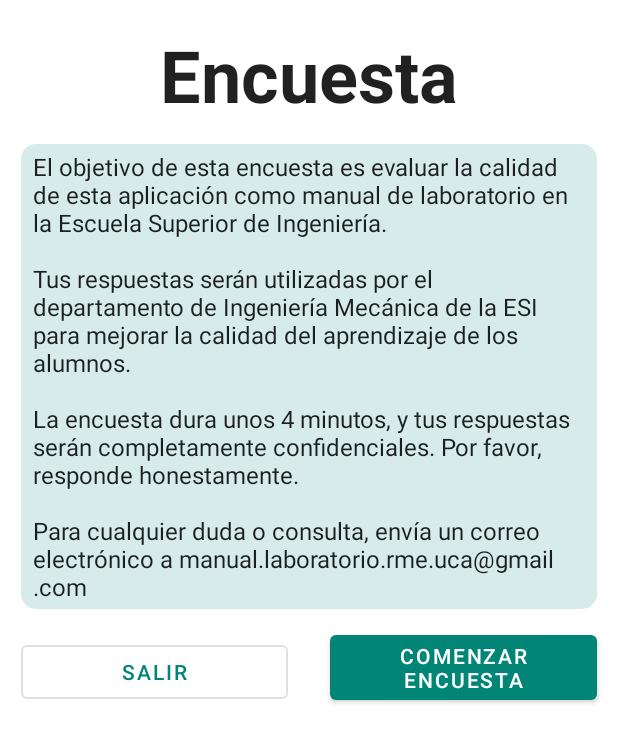
After one commit to GRsni/Lab-Manual, an Android app: the SurveyIntroFragment screen opened through its navigation route, on a phone screen of 412 x 824 dp. The commit adds this screen. Shown: the top 742 px of the screen. Run offline under Robolectric (Android 15) with nearby library versions, the phone set to English and light mode, and no system bars; our stand-ins replace Timber, data binding.

Commit message:
Start implementing survey fragments, intro and yes/no finished

```diff
--- a/app/build.gradle
+++ b/app/build.gradle
@@ -1,5 +1,6 @@
 apply plugin: 'com.android.application'
 apply plugin: 'kotlin-android'
+apply plugin: 'kotlin-parcelize'
 apply plugin: 'kotlin-kapt'
 apply plugin: "androidx.navigation.safeargs.kotlin"
 apply plugin: 'com.google.gms.google-services'
--- a/app/src/main/java/uca/esi/manual/screens/end/EndFragment.kt
+++ b/app/src/main/java/uca/esi/manual/screens/end/EndFragment.kt
@@ -44,6 +44,11 @@ class EndFragment : Fragment() {
             )
         }
 
+        binding.buttonNext.setOnClickListener {
+            NavHostFragment.findNavController(this).navigate(
+                EndFragmentDirections.actionEndFragmentToSurveyIntroFragment()
+            )
+        }
         return binding.root
     }
 }
--- a/app/src/main/java/uca/esi/manual/screens/examination/QuestionsFragment.kt
+++ b/app/src/main/java/uca/esi/manual/screens/examination/QuestionsFragment.kt
@@ -147,7 +147,7 @@ class QuestionsFragment : Fragment() {
             if (finished) {
                 NavHostFragment.findNavController(this).navigate(
                     QuestionsFragmentDirections.actionQuestionsFragmentToEndFragment(
-                        viewModel.allCorrect
+                        viewModel.correctAnswers.all { b -> b }
                     )
                 )
             }
--- a/app/src/main/java/uca/esi/manual/screens/examination/QuestionsViewModel.kt
+++ b/app/src/main/java/uca/esi/manual/screens/examination/QuestionsViewModel.kt
@@ -16,8 +16,6 @@ class QuestionsViewModel(var lab: BaseLab) : ViewModel() {
     val questionList: List<Question>
 
     var correctAnswers: BooleanArray
-
-    var allCorrect = true
 
     var counter = -1
 
@@ -89,9 +87,6 @@ class QuestionsViewModel(var lab: BaseLab) : ViewModel() {
         Timber.i("Checked answer $index is: ${_checkedAnswer.value}, correct is ${questionList[index].correctIndex}")
         if (_checkedAnswer.value != null) {
             correctAnswers[index] = _checkedAnswer.value == questionList[index].correctIndex
-            if (!correctAnswers[index]) {
-                allCorrect = false
-            }
         }
         // Reset the checkedAnswer index for the next question
         _checkedAnswer.value = -1
--- /dev/null
+++ b/app/src/main/java/uca/esi/manual/screens/survey/intro/SurveyIntroFragment.kt
@@ -0,0 +1,49 @@
+package uca.esi.manual.screens.survey.intro
+
+import android.os.Bundle
+import android.view.LayoutInflater
+import android.view.View
+import android.view.ViewGroup
+import androidx.databinding.DataBindingUtil
+import androidx.fragment.app.Fragment
+import androidx.navigation.fragment.NavHostFragment
+import uca.esi.manual.R
+import uca.esi.manual.databinding.SurveyIntroFragmentBinding
+import uca.esi.manual.models.Survey
+import java.util.*
+
+class SurveyIntroFragment : Fragment() {
+
+    private lateinit var binding: SurveyIntroFragmentBinding
+
+    override fun onCreateView(
+        inflater: LayoutInflater, container: ViewGroup?,
+        savedInstanceState: Bundle?
+    ): View {
+
+        binding = DataBindingUtil.inflate(
+            inflater,
+            R.layout.survey_intro_fragment,
+            container,
+            false
+        )
+
+        binding.buttonNext.setOnClickListener {
+            NavHostFragment.findNavController(this).navigate(
+                SurveyIntroFragmentDirections.actionSurveyIntroFragmentToDichotomicSurveyFragment(
+                    Survey(
+                        Date(), IntArray(5) { 0 }
+                    ))
+            )
+        }
+
+        binding.buttonExit.setOnClickListener {
+            NavHostFragment.findNavController(this).navigate(
+                SurveyIntroFragmentDirections.actionSurveyIntroFragmentToTitleFragment()
+            )
+        }
+
+        return binding.root
+    }
+
+}
--- a/app/src/main/java/uca/esi/manual/screens/title/AboutFragment.kt
+++ b/app/src/main/java/uca/esi/manual/screens/title/AboutFragment.kt
@@ -13,7 +13,7 @@ import uca.esi.manual.databinding.AboutFragmentBinding
 
 class AboutFragment : DialogFragment() {
 
-    private val recipient: String = "santiago.maspena@alum.uca.es"
+    private val recipient: String = "manual.laboratorio.rme.uca@gmail.com"
 
     override fun onCreateDialog(savedInstanceState: Bundle?): Dialog {
         val binding = AboutFragmentBinding.inflate(LayoutInflater.from(context))
--- a/app/src/main/res/layout/questions_fragment.xml
+++ b/app/src/main/res/layout/questions_fragment.xml
@@ -90,7 +90,7 @@
                 android:layout_height="wrap_content"
                 android:layout_marginHorizontal="14dp"
                 android:onClick="@{()->questionsViewModel.onButtonPress()}"
-                android:text="@string/boton_inicio"
+                android:text="@string/boton_comenzar"
                 app:layout_constraintBottom_toTopOf="@+id/imageView"
                 app:layout_constraintEnd_toEndOf="parent"
                 app:layout_constraintStart_toStartOf="parent"
--- /dev/null
+++ b/app/src/main/res/layout/survey_intro_fragment.xml
@@ -0,0 +1,86 @@
+<?xml version="1.0" encoding="utf-8"?>
+<layout xmlns:android="http://schemas.android.com/apk/res/android"
+    xmlns:app="http://schemas.android.com/apk/res-auto"
+    xmlns:tools="http://schemas.android.com/tools"
+    tools:context=".screens.survey.intro.SurveyIntroFragment">
+
+    <ScrollView
+        android:layout_width="match_parent"
+        android:layout_height="match_parent"
+        android:fillViewport="true">
+
+        <androidx.constraintlayout.widget.ConstraintLayout
+            android:layout_width="match_parent"
+            android:layout_height="wrap_content">
+
+            <TextView
+                android:id="@+id/titulo"
+                android:layout_width="wrap_content"
+                android:layout_height="wrap_content"
+                android:text="@string/titulo_encuesta"
+                android:textAppearance="@style/TextAppearance.AppCompat.Large"
+                android:textSize="48sp"
+                android:textStyle="bold"
+                app:layout_constraintBottom_toBottomOf="parent"
+                app:layout_constraintEnd_toEndOf="parent"
+                app:layout_constraintStart_toStartOf="parent"
+                app:layout_constraintTop_toTopOf="parent"
+                app:layout_constraintVertical_bias="0.023" />
+
+            <TextView
+                android:id="@+id/intro_text"
+                android:layout_width="match_parent"
+                android:layout_height="wrap_content"
+                android:layout_marginHorizontal="14dp"
+                android:background="?attr/textView_background"
+                android:paddingHorizontal="8dp"
+                android:paddingVertical="4dp"
+                android:text="@string/introduccion_encuesta"
+                android:textAppearance="@style/TextAppearance.AppCompat.Body1"
+                android:textSize="16sp"
+                app:layout_constraintBottom_toBottomOf="parent"
+                app:layout_constraintEnd_toEndOf="parent"
+                app:layout_constraintStart_toStartOf="parent"
+                app:layout_constraintTop_toBottomOf="@+id/titulo"
+                app:layout_constraintVertical_bias="0.032" />
+
+            <Button
+                android:id="@+id/buttonExit"
+                style="@style/Widget.MaterialComponents.Button.OutlinedButton"
+                android:layout_width="0dp"
+                android:layout_height="wrap_content"
+                android:layout_gravity="center"
+                android:layout_marginHorizontal="14dp"
+                android:text="@string/boton_salir"
+                app:layout_constraintBottom_toBottomOf="parent"
+                app:layout_constraintEnd_toStartOf="@+id/guideline10"
+                app:layout_constraintStart_toStartOf="parent"
+                app:layout_constraintTop_toBottomOf="@+id/intro_text"
+                app:layout_constraintVertical_bias="0.049" />
+
+            <Button
+                android:id="@+id/buttonNext"
+                style="@style/Widget.MaterialComponents.Button"
+                android:layout_width="0dp"
+                android:layout_height="wrap_content"
+                android:layout_gravity="center"
+                android:layout_marginHorizontal="14dp"
+                android:text="@string/boton_comenzar_encuesta"
+                app:layout_constraintBottom_toBottomOf="parent"
+                app:layout_constraintEnd_toEndOf="parent"
+                app:layout_constraintHorizontal_bias="0.481"
+                app:layout_constraintStart_toStartOf="@+id/guideline10"
+                app:layout_constraintTop_toBottomOf="@+id/intro_text"
+                app:layout_constraintVertical_bias="0.031" />
+
+            <androidx.constraintlayout.widget.Guideline
+                android:id="@+id/guideline10"
+                android:layout_width="wrap_content"
+                android:layout_height="wrap_content"
+                android:orientation="vertical"
+                app:layout_constraintGuide_percent="0.5" />
+
+        </androidx.constraintlayout.widget.ConstraintLayout>
+    </ScrollView>
+
+</layout>
--- a/app/src/main/res/layout/title_fragment.xml
+++ b/app/src/main/res/layout/title_fragment.xml
@@ -33,7 +33,7 @@
             android:layout_width="0dp"
             android:layout_height="160dp"
             android:layout_marginHorizontal="14dp"
-            android:text="@string/boton_inicio"
+            android:text="@string/boton_comenzar"
             android:textSize="30sp"
             app:layout_constraintBottom_toBottomOf="parent"
             app:layout_constraintEnd_toEndOf="parent"
--- a/app/src/main/res/navigation/main_navigation.xml
+++ b/app/src/main/res/navigation/main_navigation.xml
@@ -296,5 +296,52 @@
             app:popExitAnim="@anim/slide_out_left"
             app:popUpTo="@id/titleFragment"
             app:popUpToInclusive="true" />
+        <action
+            android:id="@+id/action_endFragment_to_surveyIntroFragment"
+            app:destination="@id/surveyIntroFragment"
+            app:enterAnim="@anim/slide_in_right"
+            app:exitAnim="@anim/slide_out_left"
+            app:popEnterAnim="@anim/slide_in_right"
+            app:popExitAnim="@anim/slide_out_left" />
+    </fragment>
+    <fragment
+        android:id="@+id/surveyIntroFragment"
+        android:name="uca.esi.manual.screens.survey.intro.SurveyIntroFragment"
+        android:label="survey_intro_fragment"
+        tools:layout="@layout/survey_intro_fragment">
+        <action
+            android:id="@+id/action_surveyIntroFragment_to_dichotomicSurveyFragment"
+            app:destination="@id/dichotomicSurveyFragment"
+            app:enterAnim="@anim/slide_in_right"
+            app:exitAnim="@anim/slide_out_left"
+            app:popEnterAnim="@anim/slide_in_right"
+            app:popExitAnim="@anim/slide_out_left" />
+        <action
+            android:id="@+id/action_surveyIntroFragment_to_titleFragment"
+            app:destination="@id/titleFragment"
+            app:enterAnim="@anim/slide_in_right"
+            app:exitAnim="@anim/slide_out_left"
+            app:popEnterAnim="@anim/slide_in_right"
+            app:popExitAnim="@anim/slide_out_left"
+            app:popUpTo="@id/titleFragment"
+            app:popUpToInclusive="true" />
+    </fragment>
+    <fragment
+        android:id="@+id/dichotomicSurveyFragment"
+        android:name="uca.esi.manual.screens.survey.dichotomic.DichotomicSurveyFragment"
+        android:label="dichotomic_survey_fragment"
+        tools:layout="@layout/dichotomic_survey_fragment">
+        <argument
+            android:name="survey"
+            app:argType="uca.esi.manual.models.Survey" />
+        <action
+            android:id="@+id/action_dichotomicSurveyFragment_to_titleFragment"
+            app:destination="@id/titleFragment"
+            app:enterAnim="@anim/slide_in_right"
+            app:exitAnim="@anim/slide_out_left"
+            app:popEnterAnim="@anim/slide_in_right"
+            app:popExitAnim="@anim/slide_out_left"
+            app:popUpTo="@id/titleFragment"
+            app:popUpToInclusive="true" />
     </fragment>
 </navigation>
--- a/app/src/main/res/values/strings.xml
+++ b/app/src/main/res/values/strings.xml
@@ -7,7 +7,7 @@
 
     <string name="text_acerca_de">Esta aplicación ha sido desarrollada por Santiago J. Mas Peña,
         para uso como manual de laboratorio, para la asignatura de Resistencia de Materiales y Estructuras.
-        Para cualquier duda o consulta, enviar un correo a santiago.maspena@alum.uca.es.</string>
+        Para cualquier duda o consulta, enviar un correo a manual.laboratorio.rme.uca@gmail.com.</string>
 
     <string name="identificador_uca">Identificador UCA</string>
     <string name="clave_uca">Clave</string>
@@ -53,6 +53,7 @@
     <string name="titulo_fin">Final del manual</string>
     <string name="guion">- %1$s</string>
     <string name="datos_correctos">Datos correctos</string>
+    <string name="titulo_encuesta">Encuesta</string>
 
     <string name="error_lectura_firebase">Error a leer la base de datos</string>
     <string name="error_datos_alumno_vacios">Debes introducir el identicador y la clave de acceso</string>
@@ -69,7 +70,7 @@
     <string name="error_materiales_vacios">Tienes que seleccionar los materiales necesarios para la práctica</string>
     <string name="error_valores_vacios">"Tienes que introducir los valores pedidos."</string>
 
-    <string name="boton_inicio">Comenzar</string>
+    <string name="boton_comenzar">Comenzar</string>
     <string name="boton_ajustes">Ajustes</string>
     <string name="boton_acercaDe">Acerca de…</string>
     <string name="boton_continuar">Continuar</string>
@@ -91,6 +92,7 @@
     <string name="boton_enviar_email">Enviar email</string>
     <string name="boton_finalizar">Finalizar</string>
     <string name="boton_realizar_encuesta">Realizar encuesta de satisfacción</string>
+    <string name="boton_comenzar_encuesta">Comenzar encuesta</string>
 
     <string name="selecciona_app">Elige si estás en el laboratorio C13 de la ESI o en otro lugar, y
         seguidamente selecciona la práctica que quieres realizar:</string>
@@ -111,63 +113,99 @@
 
     <string name="manual_torsion_carga">Carga: %1$s N</string>
 
-    <string name="manual_carga_intro2">Elige las pesas necesarias para conseguir esa carga. Recuerda que el soporte es necesario.</string>
+    <string name="manual_carga_intro2">Elige las pesas necesarias para conseguir esa carga. Recuerda
+        que el soporte es necesario.</string>
 
-    <string name="prepara_maquina_torsion_lab">Coloca el marcador TORSION LABORATORIO sobre la máquina tal como se ve en la imagen. </string>
+    <string name="prepara_maquina_torsion_lab">Coloca el marcador TORSION LABORATORIO sobre la máquina
+        tal como se ve en la imagen. </string>
 
-    <string name="prepara_maquina_pandeo_lab">Coloca el marcador PANDEO LABORATORIO  sobre la máquina tal como se ve en la imagen.</string>
+    <string name="prepara_maquina_pandeo_lab">Coloca el marcador PANDEO LABORATORIO  sobre la máquina
+        tal como se ve en la imagen.</string>
 
-    <string name="prepara_maquina_torsion_casa">Coloca el marcador TORSION FUERA sobre una superficie horizontal y bien iluminada.</string>
+    <string name="prepara_maquina_torsion_casa">Coloca el marcador TORSION FUERA sobre una superficie
+        horizontal y bien iluminada.</string>
 
-    <string name="prepara_maquina_pandeo_casa">Coloca el marcador PANDEO FUERA sobre una superficie horizontal y bien iluminada.</string>
+    <string name="prepara_maquina_pandeo_casa">Coloca el marcador PANDEO FUERA sobre una superficie
+        horizontal y bien iluminada.</string>
 
-    <string name="movil_posicion_horizontal">Pon el móvil en posición horizontal y presiona el botón de comenzar.</string>
-    <string name="movil_posicion_vertical">Mantén el móvil en posición vertical y presiona el botón de comenzar</string>
+    <string name="movil_posicion_horizontal">Pon el móvil en posición horizontal y presiona el botón
+        de comenzar.</string>
+    <string name="movil_posicion_vertical">Mantén el móvil en posición vertical y presiona el botón
+        de comenzar</string>
 
-    <string name="intro_calculos_torsion">Ahora te voy a mostrar los datos necesarios para que realices el cálculo del momento de torsión.</string>
+    <string name="intro_calculos_torsion">Ahora te voy a mostrar los datos necesarios para que realices
+        el cálculo del momento de torsión.</string>
 
-    <string name="intro_calculos_pandeo">Ahora te voy a mostrar los datos relevantes al cálculo de la deformación por pandeo. No los vas a necesitar,
+    <string name="intro_calculos_pandeo">Ahora te voy a mostrar los datos relevantes al cálculo de
+        la deformación por pandeo. No los vas a necesitar,
         pero es bueno recordarlos.</string>
 
     <string name="realizar_calculos">Cálculos</string>
 
     <string name="resolver_ecuacion_torsion">Para calcular el Momento Torsor, emplea esta ecuación:</string>
 
-    <string name="introduce_resultado_pandeo">Introduce el valor experimental de desviación por pandeo que hayas registrado:</string>
+    <string name="introduce_resultado_pandeo">Introduce el valor experimental de desviación por pandeo
+        que hayas registrado:</string>
 
     <string name="introduce_resultados">Introduce la solución cuando la tengas calculada:</string>
 
     <string name="datos_experimento">Datos experimentales</string>
 
-    <string name="datos_automaticos">Se han introducido automáticamente los datos que se obtendrían al realizar el experimento en el laboratorio.</string>
+    <string name="datos_automaticos">Se han introducido automáticamente los datos que se obtendrían
+        al realizar el experimento en el laboratorio.</string>
 
     <string name="titulo_mensaje_error_momento_torsion">El momento calculado no es correcto.</string>
 
-    <string name="cuerpo_mensaje_error_momento_torsion">Tu momento resultado está fuera del rango de ± 5%. Puedes modificar tu resultado o continuar con la práctica.</string>
+    <string name="cuerpo_mensaje_error_momento_torsion">Tu momento resultado está fuera del rango de
+        ± 5%. Puedes modificar tu resultado o continuar con la práctica.</string>
 
     <string name="titulo_mensaje_error_ampli_torsion">El valor del amplificador no es correcto.</string>
 
-    <string name="cuerpo_mensaje_error_ampli_torsion">Revisa que el amplificador esté bien conectado al pórtico. Si estás seguro de tu resultado, continua con la práctica.</string>
+    <string name="cuerpo_mensaje_error_ampli_torsion">Revisa que el amplificador esté bien conectado
+        al pórtico. Si estás seguro de tu resultado, continua con la práctica.</string>
 
     <string name="titulo_mensaje_error_carga_pandeo">La carga crítica calculada no es correcta.</string>
 
-    <string name="cuerpo_mensaje_error_carga_pandeo">Tu carga calculada está fuera del rango de ± 5%. Puedes modificar tu resultado o continuar con la práctica.</string>
+    <string name="cuerpo_mensaje_error_carga_pandeo">Tu carga calculada está fuera del rango de ± 5%.
+        Puedes modificar tu resultado o continuar con la práctica.</string>
 
-    <string name="introduccion_cuestionario">Ahora vas a realizar un cuestionario sobre la práctica que acabas de realizar. Serán 4 preguntas de respuesta múltiple, de las que
+    <string name="introduccion_cuestionario">Ahora vas a realizar un cuestionario sobre la práctica
+        que acabas de realizar. Serán 4 preguntas de respuesta múltiple, de las que
     tendrás que elegir una de la posibles respuestas. ¡Suerte!</string>
 
     <string name="resultado_cuestionario">¡Has finalizado el cuestionario! ¿Cómo te ha salido? A continuación
         se muestran tus respuestas correctas, en verde, y erróneas en rojo:</string>
 
-    <string name="texto_final_bien">Enhorabuena, has acertado todas las preguntas. Esperamos que te haya gustado realizar la práctica con nosotros.
-        Si quieres, puedes realizar una pequeña encuesta sobre esta aplicación. Para ello, pulsa el botón de Realizar encuesta.\nTambién puedes repetir
-    la práctica o hacer otra distinta pulsando el botón de Volver al inicio.</string>
+    <string name="texto_final_bien">Enhorabuena, has acertado todas las preguntas. Esperamos que te
+        haya gustado realizar la práctica con nosotros. Si quieres, puedes realizar una pequeña
+        encuesta sobre esta aplicación. Para ello, pulsa el botón de Realizar encuesta.\nTambién
+        puedes repetir la práctica o hacer otra distinta pulsando el botón de Volver al inicio.</string>
 
-    <string name="texto_final_mal">Has llegado al final de la practica de laboratorio. Has fallado algunas preguntas, así que tienes que esforzarte un poco más.
-        Si quieres, puedes realizar una pequeña encuesta sobre esta aplicación. Para ello, pulsa el botón de Realizar encuesta.\nTambién puedes repetir
-    la práctica o hacer otra distinta pulsando el botón de Volver al inicio.</string>
+    <string name="texto_final_mal">Has llegado al final de la practica de laboratorio. Has fallado
+        algunas preguntas, así que tienes que esforzarte un poco más. Si quieres, puedes realizar
+        una pequeña encuesta sobre esta aplicación. Para ello, pulsa el botón de Realizar encuesta.
+        \nTambién puedes repetir la práctica o hacer otra distinta pulsando el botón de Volver al
+        inicio.</string>
+
+    <string name="introduccion_encuesta">El objetivo de esta encuesta es evaluar la calidad de esta
+        aplicación como manual de laboratorio en la Escuela Superior de Ingeniería.\n\nTus respuestas
+    serán utilizadas por el departamento de Ingeniería Mecánica de la ESI para mejorar la calidad del
+    aprendizaje de los alumnos.\n\nLa encuesta dura unos 4 minutos, y tus respuestas serán completamente
+    confidenciales. Por favor, responde honestamente.\n\nPara cualquier duda o consulta, envía un correo
+    electrónico a manual.laboratorio.rme.uca@gmail.com</string>
+
+    <string name="pregunta_gusta_aplicacion">¿Te ha gustado realizar el manual de prácticas mediante
+        una aplicación móvil?</string>
+
+    <string name="pregunta_aprendizaje">¿Crees que has aprendido más que si hubieras utilizado un
+        manual en papel?</string>
+
+    <string name="pregunta_usar_fuera">¿Crees que volverás a utilizar la aplicación fuera del
+        laboratorio?</string>
 
     <string name="hello_blank_fragment">Hello blank fragment</string>
     <string name="zero">0</string>
+    <string name="yes">Sí</string>
+    <string name="no">No</string>
     <string name="placeholder">placeholder</string>
 </resources>
```
Also changed, not shown: app/src/main/java/uca/esi/manual/activities/main/MainActivity.kt (+6 -1 lines), app/src/main/java/uca/esi/manual/models/Survey.kt (added, +38 -0 lines), app/src/main/java/uca/esi/manual/screens/survey/dichotomic/DichotomicSurveyFragment.kt (added, +67 -0 lines), app/src/main/java/uca/esi/manual/screens/survey/dichotomic/DichotomicSurveyViewModel.kt (added, +20 -0 lines), app/src/main/java/uca/esi/manual/screens/survey/dichotomic/DichotomicSurveyViewModelFactory.kt (added, +16 -0 lines), app/src/main/res/layout/dichotomic_survey_fragment.xml (added, +251 -0 lines).
